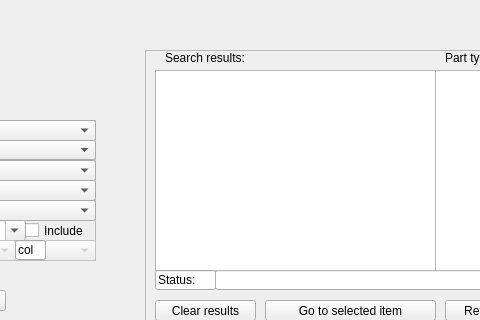
First picture: the form in pages_ui/search.ui, repository IncandelaLab/SharedUI, before the edit; both pictures show x 325 to 805 and y 0 to 320 of the 1097 by 705 pixel window.
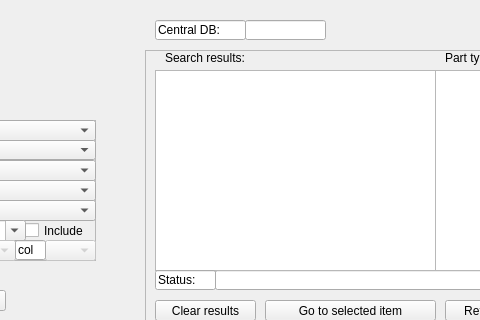
Second picture: the form after the edit.

Diff of the .ui file:
```diff
--- a/pages_ui/search.ui
+++ b/pages_ui/search.ui
@@ -1202,6 +1202,38 @@
     </property>
    </widget>
   </widget>
+  <widget class="QLineEdit" name="lineEdit_28">
+   <property name="geometry">
+    <rect>
+     <x>480</x>
+     <y>20</y>
+     <width>91</width>
+     <height>20</height>
+    </rect>
+   </property>
+   <property name="text">
+    <string>Central DB:</string>
+   </property>
+   <property name="readOnly">
+    <bool>true</bool>
+   </property>
+  </widget>
+  <widget class="QLineEdit" name="leDBType">
+   <property name="geometry">
+    <rect>
+     <x>570</x>
+     <y>20</y>
+     <width>81</width>
+     <height>20</height>
+    </rect>
+   </property>
+   <property name="text">
+    <string/>
+   </property>
+   <property name="readOnly">
+    <bool>true</bool>
+   </property>
+  </widget>
  </widget>
  <resources/>
  <connections/>
```
Left out of the diff: 2 changed lines with no effect on the pictures.
